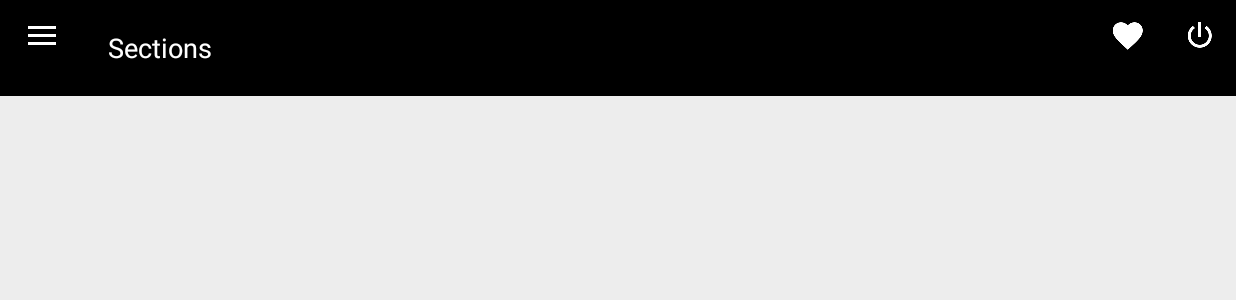
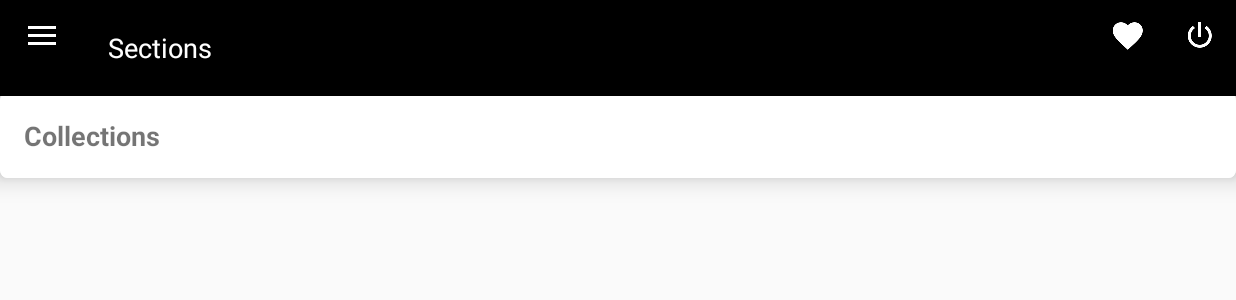
Before and after one commit to TarunmJain/MyCatalogue, an Android app: the SectionCatalogue screen opened directly, with no data from a screen before it, on a phone screen of 824 x 412 dp (held sideways). Shown: the top 300 px of the screen. Run offline under Robolectric (Android 15) with nearby library versions, the phone set to English and light mode, and no system bars; our stand-ins replace Volley; pictures from the network do not load.

Commit message:
section layout rededesigning

```diff
--- a/app/src/main/java/com/centura_technologies/mycatalogue/Catalogue/Controller/SectionCatalogue.java
+++ b/app/src/main/java/com/centura_technologies/mycatalogue/Catalogue/Controller/SectionCatalogue.java
@@ -10,9 +10,12 @@ import android.support.v7.app.AppCompatActivity;
 import android.support.v7.widget.GridLayoutManager;
 import android.support.v7.widget.RecyclerView;
 import android.support.v7.widget.Toolbar;
+import android.util.DisplayMetrics;
 import android.view.Menu;
 import android.view.MenuItem;
 import android.view.View;
+import android.view.ViewTreeObserver;
+import android.widget.LinearLayout;
 
 import com.centura_technologies.mycatalogue.Catalogue.Model.Categories;
 import com.centura_technologies.mycatalogue.Catalogue.Model.CategoryTree;
@@ -31,11 +34,13 @@ public class SectionCatalogue extends AppCompatActivity {
     DrawerLayout Drawer;
     ActionBarDrawerToggle mDrawerToggle;
     SharedPreferences sharedPreferences;
-    static RecyclerView recyclerView;
-    static RecyclerView category_recyclerview;
+    public static RecyclerView recyclerView;
+    static LinearLayout collectionlay;
+    static RecyclerView category_recyclerview,collections_recyclerview;
     public static ArrayList<CategoryTree> categories;
     public static ArrayList<Categories> category=new ArrayList<Categories>();
     public static boolean Section_to_Category=false;
+    int h1, h2,screenhight;
 
     @Override
     protected void onCreate(@Nullable Bundle savedInstanceState) {
@@ -46,7 +51,7 @@ public class SectionCatalogue extends AppCompatActivity {
         setSupportActionBar(toolbar);
         Drawer = (DrawerLayout) findViewById(R.id.drawer);
         sharedPreferences = getSharedPreferences(GenericData.MyPref, SectionCatalogue.this.MODE_PRIVATE);
-
+        collectionlay= (LinearLayout) findViewById(R.id.collectionlay);
         mDrawerToggle = new ActionBarDrawerToggle(SectionCatalogue.this, Drawer, toolbar, R.string.opendrawer, R.string.closedrawer) {
             @Override
             public void onDrawerOpened(View drawerView) {
@@ -65,8 +70,11 @@ public class SectionCatalogue extends AppCompatActivity {
         mDrawerToggle.syncState();
 
         recyclerView=(RecyclerView)findViewById(R.id.section_recyclerview);
+
+
         category_recyclerview=(RecyclerView)findViewById(R.id.category_recyclerview);
-
+        collections_recyclerview=(RecyclerView)findViewById(R.id.collections_recyclerview);
+        //UiManuplation();
         categories=new ArrayList<CategoryTree>();
         for(int i=0;i<DB.getTreelist().size();i++){
             categories.add(DB.getTreelist().get(i));
@@ -86,15 +94,28 @@ public class SectionCatalogue extends AppCompatActivity {
 
     public static void InitialzationCategoryAdapter(Context context,CategoryTree categoryTree){
         category_recyclerview.setVisibility(View.VISIBLE);
-        recyclerView.setVisibility(View.GONE);
+        collectionlay.setVisibility(View.GONE);
         Section_to_Category=false;
+
         category_recyclerview.setAdapter(new SectionCatalogueAdapter(context,categoryTree));
     }
 
     public static void InitialzationSectionAdapter(Context context){
-        recyclerView.setVisibility(View.VISIBLE);
+        collectionlay.setVisibility(View.VISIBLE);
         category_recyclerview.setVisibility(View.GONE);
         Section_to_Category=true;
+        int finallines=0;
+        int viewHeight = GenericData.convertDpToPixels(310, context);
+        if(SectionCatalogue.categories.size()<3)
+            finallines=1;
+        else {
+            float lines=(float)(SectionCatalogue.categories.size())/3;
+            finallines=(int)lines;
+            if(lines>finallines)
+                finallines+=1;
+        }
+        viewHeight = viewHeight * finallines;
+        recyclerView.getLayoutParams().height = viewHeight;
         recyclerView.setAdapter(new SectionCatalogueAdapter(context,null));
     }
 
@@ -119,4 +140,13 @@ public class SectionCatalogue extends AppCompatActivity {
         }
         return super.onOptionsItemSelected(item);
     }
+    private void UiManuplation() {
+        h1 = 0;
+        h2 = 0;
+        DisplayMetrics metrics = new DisplayMetrics();
+        getWindowManager().getDefaultDisplay().getMetrics(metrics);
+        screenhight = metrics.heightPixels;
+        recyclerView.getLayoutParams().height = screenhight-200;
+        category_recyclerview.getLayoutParams().height = screenhight-200;
+    }
 }
--- a/app/src/main/java/com/centura_technologies/mycatalogue/Catalogue/View/SectionCatalogueAdapter.java
+++ b/app/src/main/java/com/centura_technologies/mycatalogue/Catalogue/View/SectionCatalogueAdapter.java
@@ -92,7 +92,6 @@ public class SectionCatalogueAdapter extends RecyclerView.Adapter<SectionCatalog
                         StaticData.position= finalPosition;
                         if(DB.getInitialModel().getProducts().size()!=0) {
                             mContext.startActivity(new Intent(mContext, Catalogue.class));
-
                         }else Toast.makeText(mContext, "No Products", Toast.LENGTH_SHORT).show();
                     }
                 });
--- a/app/src/main/res/layout-land/content_sectioncatalogue.xml
+++ b/app/src/main/res/layout-land/content_sectioncatalogue.xml
@@ -1,21 +1,93 @@
 <?xml version="1.0" encoding="utf-8"?>
 <LinearLayout xmlns:android="http://schemas.android.com/apk/res/android"
-    android:orientation="vertical"
+    xmlns:app="http://schemas.android.com/apk/res-auto"
+
     android:layout_width="match_parent"
-    android:layout_height="match_parent">
+    android:layout_height="match_parent"
+    android:orientation="vertical">
+
+    <LinearLayout
+        android:id="@+id/collectionlay"
+        android:layout_width="match_parent"
+        android:layout_height="match_parent"
+        android:orientation="vertical">
+
+        <ScrollView
+            android:layout_width="match_parent"
+            android:layout_height="match_parent">
+
+            <LinearLayout
+                android:layout_width="match_parent"
+                android:layout_height="match_parent"
+                android:orientation="vertical">
+                <LinearLayout
+                    android:layout_width="match_parent"
+                    android:layout_height="350dp"
+                    android:orientation="vertical">
+
+                    <android.support.v7.widget.CardView
+                        android:layout_width="match_parent"
+                        android:background="@color/white"
+                        app:cardElevation="10dp"
+                        app:cardCornerRadius="5dp"
+                        android:layout_height="wrap_content">
+                        <TextView
+                            android:background="@color/white"
+                            android:layout_width="match_parent"
+                            android:layout_height="wrap_content"
+                            android:padding="16dp"
+                            android:text="Collections"
+                            android:textSize="18sp"
+                            android:textStyle="bold" />
+                    </android.support.v7.widget.CardView>
+
+
+
+
+                    <android.support.v7.widget.RecyclerView
+                        android:id="@+id/collections_recyclerview"
+                        android:layout_width="match_parent"
+                        android:layout_height="match_parent" />
+                </LinearLayout>
+                <LinearLayout
+                    android:layout_width="match_parent"
+                    android:layout_height="wrap_content"
+                    android:orientation="vertical">
+
+                    <android.support.v7.widget.CardView
+                        android:layout_width="match_parent"
+                        android:background="@color/white"
+                        app:cardElevation="10dp"
+                        app:cardCornerRadius="5dp"
+                        android:layout_height="wrap_content">
+                        <TextView
+
+                            android:background="@color/white"
+                            android:layout_width="match_parent"
+                            android:layout_height="wrap_content"
+                            android:padding="16dp"
+                            android:text="Sections"
+                            android:textSize="18sp"
+                            android:textStyle="bold" />
+                    </android.support.v7.widget.CardView>
+
+                    <android.support.v7.widget.RecyclerView
+                        android:id="@+id/section_recyclerview"
+                        android:layout_width="match_parent"
+                        android:layout_height="fill_parent" />
+                </LinearLayout>
+
+            </LinearLayout>
+
+
+        </ScrollView>
+    </LinearLayout>
 
     <android.support.v7.widget.RecyclerView
+        android:id="@+id/category_recyclerview"
         android:layout_width="match_parent"
         android:layout_height="match_parent"
-        android:id="@+id/section_recyclerview"
-        android:background="#ededed">
-    </android.support.v7.widget.RecyclerView>
-    <android.support.v7.widget.RecyclerView
-        android:visibility="gone"
-        android:layout_width="match_parent"
-        android:layout_height="match_parent"
-        android:id="@+id/category_recyclerview"
-        android:background="#ededed">
-    </android.support.v7.widget.RecyclerView>
+        android:background="#ededed"
+        android:visibility="gone"></android.support.v7.widget.RecyclerView>
 
 </LinearLayout>
```
